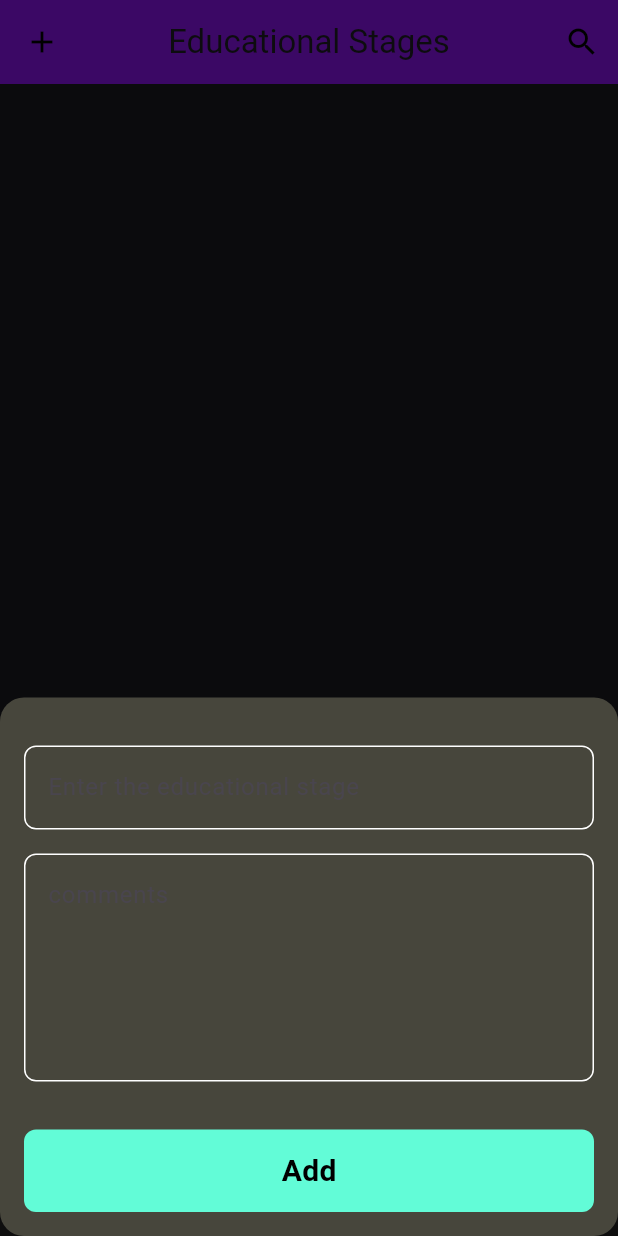
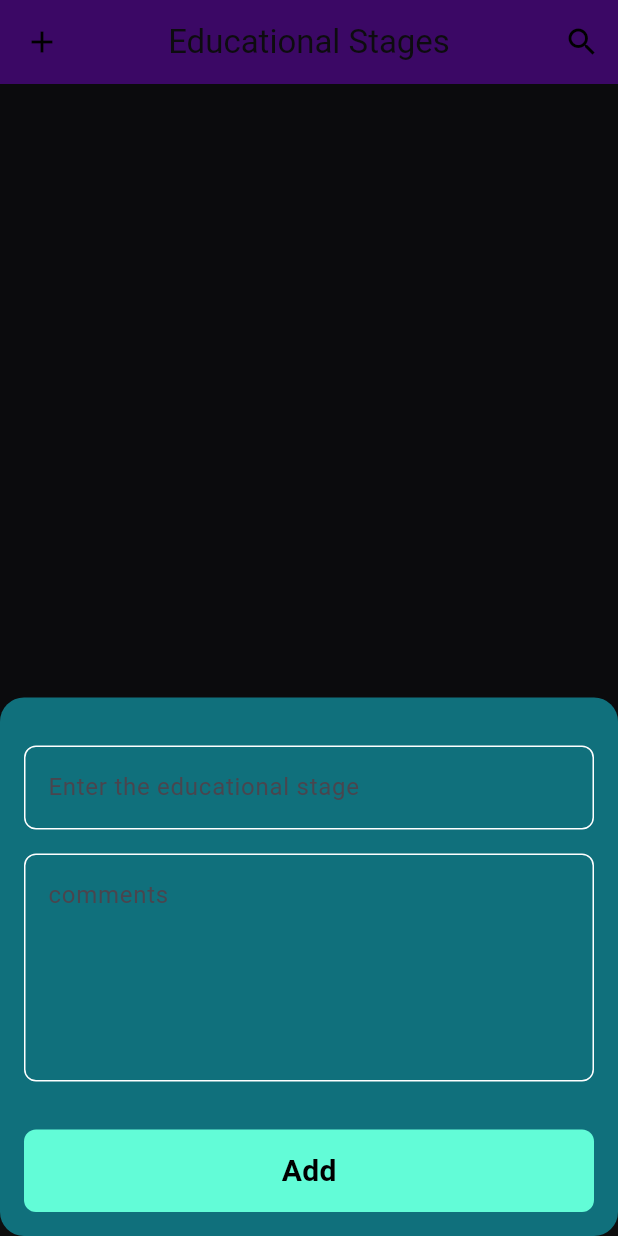
Before and after one commit to Fadyemil/Drosak_App, a Flutter app: the screen it shows after launch, after a tap on the "add" icon, on a phone screen of 412 x 824 dp. Run offline on Flutter 3.47's test engine with Material 3 defaults, Android fonts, the phone set to English and light mode, and no system bars; drawn by our look-alikes of curved_navigation_bar; our stand-ins replace bloc, flutter_bloc, flutter_slidable, flutter_svg, hive, hive_flutter; accounts and stored records are empty.

```diff
--- a/lib/presentation_layer/screen/educational_stages.dart
+++ b/lib/presentation_layer/screen/educational_stages.dart
@@ -18,7 +18,7 @@ class EducationalStages extends StatelessWidget {
             text: 'Educational Stages',
             add: () {
               showModalBottomSheet(
-                backgroundColor: Color.fromARGB(255, 71, 70, 60),
+                backgroundColor: Color.fromARGB(255, 16, 112, 124),
                 isScrollControlled: true,
                 shape: RoundedRectangleBorder(
                   borderRadius: BorderRadius.circular(16),
--- a/lib/presentation_layer/widget/show_mode_botton_sheet/custom_text_filed.dart
+++ b/lib/presentation_layer/widget/show_mode_botton_sheet/custom_text_filed.dart
@@ -1,25 +1,30 @@
+// ignore_for_file: must_be_immutable
+
 import 'package:drosak/core/const/color_const.dart';
 import 'package:flutter/material.dart';
 // import 'package:flutter/src/widgets/container.dart';
 import 'package:flutter/src/widgets/framework.dart';
 
 class CustomTextField extends StatelessWidget {
-  const CustomTextField(
+  CustomTextField(
       {super.key,
-      required this.hint,
+      this.hint,
       this.maxLines = 1,
       this.onSaved,
-      this.onChanged});
+      this.onChanged,
+      this.initialValue});
 
-  final String hint;
+  String? hint;
+
   final int maxLines;
-
+  String? initialValue;
   final void Function(String?)? onSaved;
 
   final Function(String)? onChanged;
   @override
   Widget build(BuildContext context) {
     return TextFormField(
+      initialValue: initialValue,
       onChanged: onChanged,
       onSaved: onSaved,
       validator: (value) {
```
Also changed, not shown: lib/presentation_layer/widget/educational_stages_widget/ed_st_item_body.dart (+27 -10 lines), lib/presentation_layer/widget/educational_stages_widget/edit_ed_st_body.dart (added, +76 -0 lines), lib/presentation_layer/widget/educational_stages_widget/edit_ed_st_view.dart (added, +19 -0 lines).
